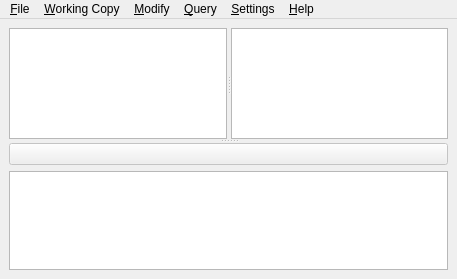
This is src/forms/qsvn.ui in anrichter/qsvn as Qt 5 draws it before an edit. The edited form follows.
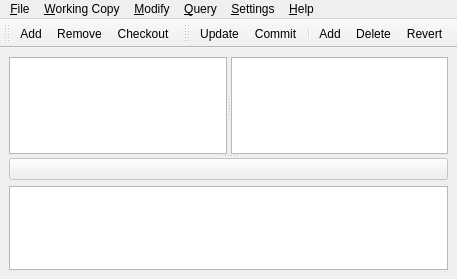
This is the edited form. Icons and pictures are not drawn.

Diff of the .ui file:
```diff
--- a/src/forms/qsvn.ui
+++ b/src/forms/qsvn.ui
@@ -133,6 +133,43 @@
    <addaction name="menuSettings" />
    <addaction name="menuHelp" />
   </widget>
+  <widget class="QToolBar" name="toolBarWorkingCopy" >
+   <property name="minimumSize" >
+    <size>
+     <width>46</width>
+     <height>35</height>
+    </size>
+   </property>
+   <property name="orientation" >
+    <enum>Qt::Horizontal</enum>
+   </property>
+   <property name="iconSize" >
+    <size>
+     <width>16</width>
+     <height>16</height>
+    </size>
+   </property>
+   <attribute name="toolBarArea" >
+    <number>4</number>
+   </attribute>
+   <addaction name="actionAddWorkingCopy" />
+   <addaction name="actionRemoveWorkingCopy" />
+   <addaction name="actionCheckoutWorkingCopy" />
+  </widget>
+  <widget class="QToolBar" name="toolBarModify" >
+   <property name="orientation" >
+    <enum>Qt::Horizontal</enum>
+   </property>
+   <attribute name="toolBarArea" >
+    <number>4</number>
+   </attribute>
+   <addaction name="actionUpdate" />
+   <addaction name="actionCommit" />
+   <addaction name="separator" />
+   <addaction name="actionAdd" />
+   <addaction name="actionDelete" />
+   <addaction name="actionRevert" />
+  </widget>
   <action name="actionExit" >
    <property name="text" >
     <string>&amp;Exit</string>
```
Left out of the diff: 46 changed lines with no effect on the pictures.
